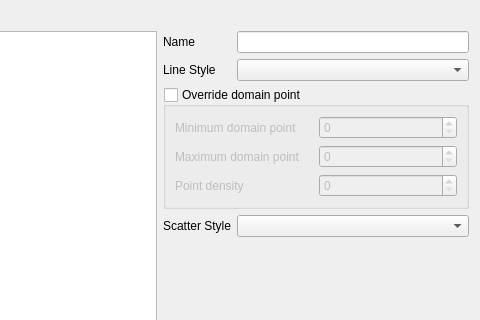
jondef/QDataVis, file QDataVis/Headers/PointWindow.ui: the form before one commit; both pictures show x 160 to 640 and y 0 to 320 of the 640 by 480 pixel window.
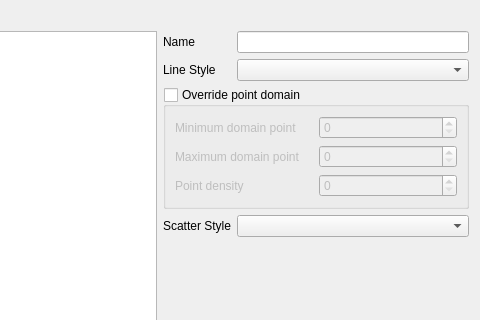
The form after the commit.

The edit to the form file:
```diff
--- a/QDataVis/Headers/PointWindow.ui
+++ b/QDataVis/Headers/PointWindow.ui
@@ -52,7 +52,7 @@
      <item row="2" column="0" colspan="2">
       <widget class="QGroupBox" name="groupBox">
        <property name="title">
-        <string>Override domain point</string>
+        <string>Override point domain</string>
        </property>
        <property name="checkable">
         <bool>true</bool>
```
